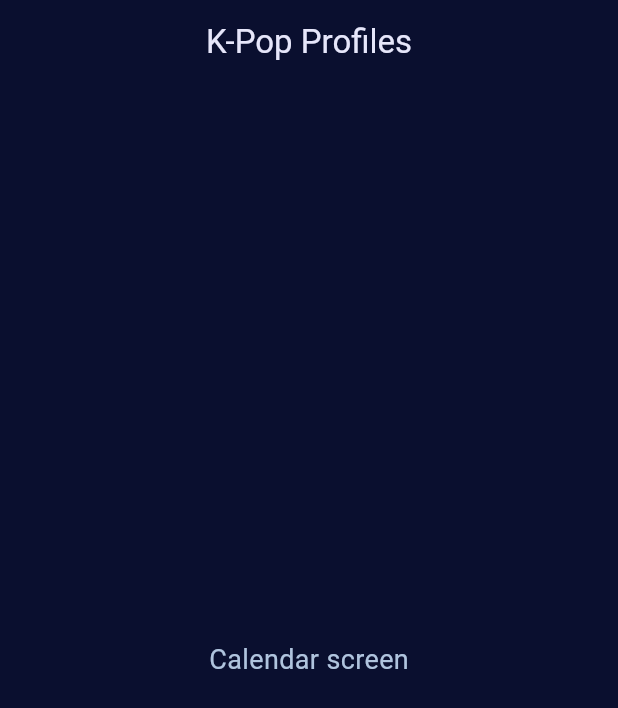
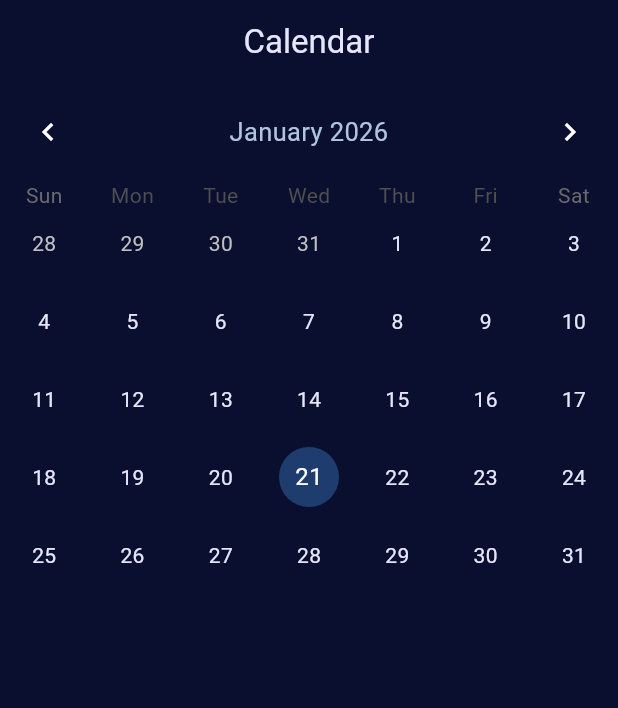
Before and after one commit to damjanapupovac/MIT-projekat, a Flutter app: the Calendar screen opened directly, on a phone screen of 412 x 824 dp. Shown: the top 708 px of the screen. Run offline on Flutter 3.47's test engine with Material 3 defaults, Android fonts, the light colour scheme and no system bars; drawn by our look-alikes of table_calendar; our stand-ins replace flutter_iconly, flutter_vector_icons, shared_preferences; accounts and stored records are empty.

Commit message:
calendar

```diff
--- a/kpop_profiles/lib/consts/themes.dart
+++ b/kpop_profiles/lib/consts/themes.dart
@@ -1,4 +1,5 @@
 import 'package:flutter/material.dart';
+import 'package:table_calendar/table_calendar.dart';
 import 'app_colours.dart';
 
 class Styles {
@@ -81,4 +82,18 @@ class Styles {
       ),
     );
   }
+  static CalendarStyle calendarStyle(BuildContext context) {
+  return CalendarStyle(
+    selectedDecoration: BoxDecoration(
+      color: Theme.of(context).colorScheme.primary,
+      shape: BoxShape.circle,
+    ),
+    todayDecoration: BoxDecoration(
+      color: Theme.of(context).colorScheme.primary.withValues(alpha: 0.3),
+      shape: BoxShape.circle,
+    ),
+    defaultTextStyle: TextStyle(color: Theme.of(context).colorScheme.onSurface),
+    weekendTextStyle: TextStyle(color: Theme.of(context).colorScheme.onSurface),
+  );
 }
+}
--- a/kpop_profiles/lib/screens/calendar.dart
+++ b/kpop_profiles/lib/screens/calendar.dart
@@ -1,4 +1,6 @@
 import 'package:flutter/material.dart';
+import 'package:kpop_profiles/consts/themes.dart';
+import 'package:table_calendar/table_calendar.dart';
 
 class Calendar extends StatefulWidget {
   const Calendar({super.key});
@@ -8,20 +10,35 @@ class Calendar extends StatefulWidget {
 }
 
 class _CalendarState extends State<Calendar> {
-DateTime selectedDate=DateTime.now();
+  DateTime _focusedDay = DateTime.now();
+  DateTime? _selectedDay;
 
   @override
   Widget build(BuildContext context) {
     return Scaffold(
-      appBar: AppBar(
-        title: Text('K-Pop Profiles'),
-      ),
-      body: const Center(
-        child: Text(
-          'Calendar screen',
-          style: TextStyle(fontSize: 18),
+      appBar: AppBar(title: Text('Calendar')),
+      body: TableCalendar(
+        calendarFormat: CalendarFormat.month,
+        headerStyle: const HeaderStyle(
+          formatButtonVisible: false,
+          titleCentered: true,
         ),
+        calendarStyle: Styles.calendarStyle(context),
+        firstDay: DateTime.utc(2026, 1, 1),
+        lastDay: DateTime.utc(2050, 12, 31),
+        focusedDay: _focusedDay,
+        selectedDayPredicate: (day) => isSameDay(_selectedDay, day),
+        onDaySelected: _onDaySelected,
       ),
     );
   }
+
+  _onDaySelected(selectedDay, focusedDay) {
+    if (!isSameDay(_selectedDay, selectedDay)) {
+      setState(() {
+        _selectedDay = selectedDay;
+        _focusedDay = focusedDay;
+      });
+    }
+  }
 }
--- a/kpop_profiles/lib/screens/profile_screen.dart
+++ b/kpop_profiles/lib/screens/profile_screen.dart
@@ -1,5 +1,4 @@
 import 'package:flutter/material.dart';
-import 'package:flutter_iconly/flutter_iconly.dart';
 import 'package:kpop_profiles/providers/theme_providers.dart';
 import 'package:provider/provider.dart';
 import 'package:flutter_vector_icons/flutter_vector_icons.dart';
--- a/kpop_profiles/pubspec.yaml
+++ b/kpop_profiles/pubspec.yaml
@@ -39,6 +39,7 @@ dependencies:
   ionicons: ^0.2.2
   image_picker: ^1.2.1
   flutter_vector_icons: ^2.0.0
+  table_calendar: ^3.2.0
 
   # The following adds the Cupertino Icons font to your application.
   # Use with the CupertinoIcons class for iOS style icons.
```
Also changed, not shown: kpop_profiles/pubspec.lock.
